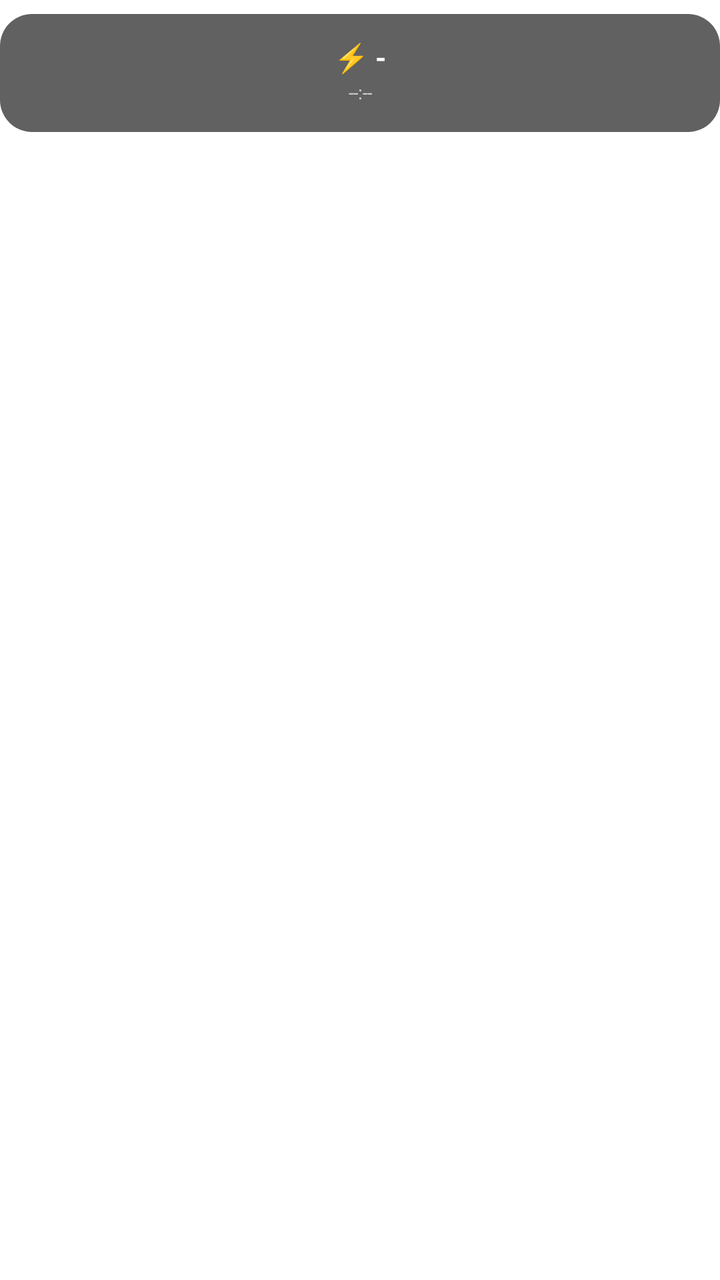
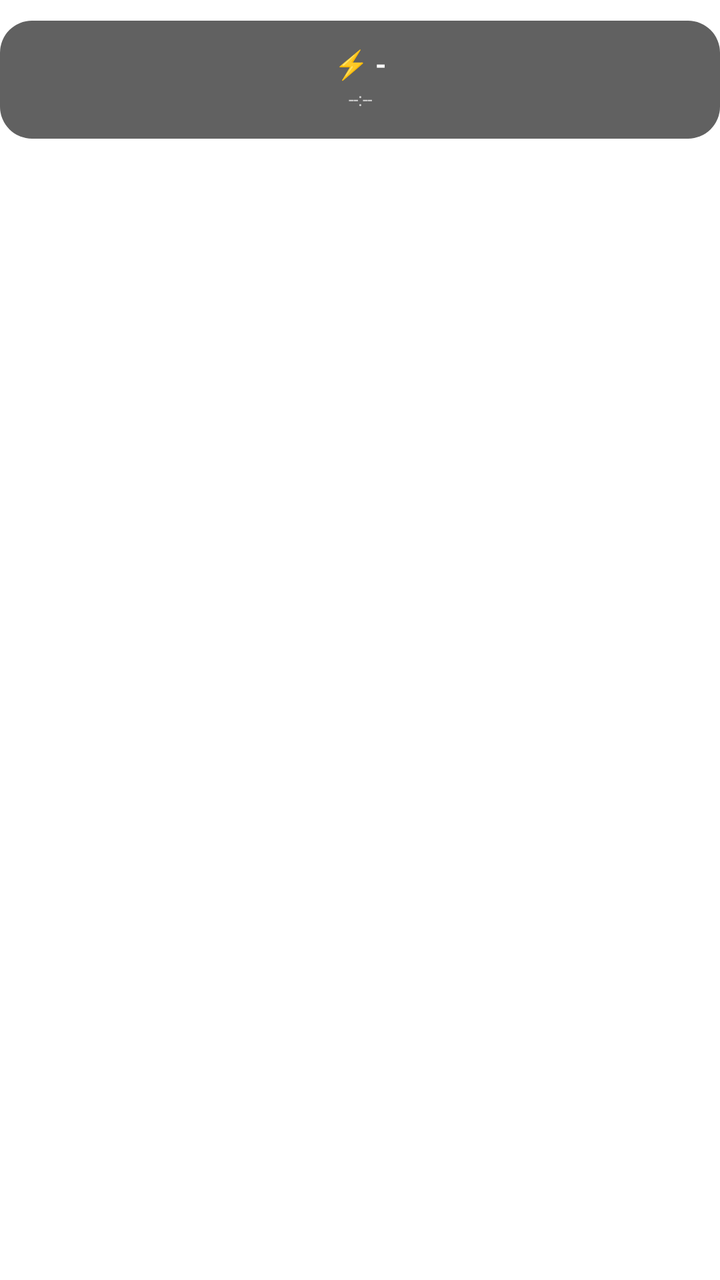

Before-and-after screenshots of an Android layout around one commit, followed by the original layout XML and the change that was made.
<!-- AndroidManifest.xml: fallback theme Theme.MaterialComponents.DayNight.NoActionBar -->
<!-- res/layout/price_widget.xml -->
<?xml version="1.0" encoding="utf-8"?>
<FrameLayout xmlns:android="http://schemas.android.com/apk/res/android"
    android:layout_width="match_parent"
    android:layout_height="match_parent">

    <FrameLayout
        android:id="@+id/widget_root"
        android:layout_width="match_parent"
        android:layout_height="wrap_content"
        android:layout_gravity="top"
        android:layout_marginTop="7dp"
        android:layout_marginStart="0dp"
        android:layout_marginEnd="0dp"
        android:background="@drawable/widget_background_unknown">

        <LinearLayout
            android:id="@+id/content_container"
            android:layout_width="match_parent"
            android:layout_height="wrap_content"
            android:layout_gravity="center"
            android:orientation="vertical">

            <TextView
                android:id="@+id/price_text"
                android:layout_width="match_parent"
                android:layout_height="wrap_content"
                android:gravity="center"
                android:includeFontPadding="false"
                android:maxLines="1"
                android:paddingStart="6dp"
                android:paddingEnd="6dp"
                android:paddingTop="14dp"
                android:paddingBottom="2dp"
                android:textColor="@color/widget_text_color"
                android:textStyle="bold"
                android:autoSizeTextType="uniform"
                android:autoSizeMinTextSize="8sp"
                android:autoSizeMaxTextSize="20sp"
                android:autoSizeStepGranularity="1sp"
                android:text="@string/price_unavailable" />

            <TextView
                android:id="@+id/last_updated_text"
                android:layout_width="match_parent"
                android:layout_height="wrap_content"
                android:gravity="center"
                android:includeFontPadding="false"
                android:maxLines="1"
                android:paddingStart="6dp"
                android:paddingEnd="6dp"
                android:paddingTop="2dp"
                android:paddingBottom="14dp"
                android:textColor="@color/widget_secondary_text_color"
                android:textSize="9sp"
                android:text="@string/time_placeholder" />

        </LinearLayout>

        <ProgressBar
            android:id="@+id/loading_indicator"
            android:layout_width="wrap_content"
            android:layout_height="wrap_content"
            android:layout_gravity="center"
            android:layout_marginTop="16dp"
            android:layout_marginBottom="16dp"
            android:indeterminate="true"
            android:indeterminateTint="@color/widget_text_color"
            android:visibility="gone"
            style="?android:attr/progressBarStyleSmall" />

    </FrameLayout>

</FrameLayout>
<!-- resources referenced by this layout -->
<resources>
  <color name="widget_secondary_text_color">#B3FFFFFF</color>
  <color name="widget_text_color">#FFFFFF</color>
  <!-- drawable widget_background_unknown (drawable) -->
  <?xml version="1.0" encoding="utf-8"?>
  <shape xmlns:android="http://schemas.android.com/apk/res/android"
      android:shape="rectangle">
      <solid android:color="@color/price_unknown_color" />
      <corners android:radius="16dp" />
  </shape>
  <string name="price_unavailable">⚡ -</string>
  <string name="time_placeholder">--:--</string>
  <color name="price_unknown_color">#616161</color>
</resources>

<!-- the commit's change to res/layout/price_widget.xml (unified diff, before → after) -->
@@ -8,7 +8,7 @@
         android:layout_width="match_parent"
         android:layout_height="wrap_content"
         android:layout_gravity="top"
-        android:layout_marginTop="7dp"
+        android:layout_marginTop="10.2dp"
         android:layout_marginStart="0dp"
         android:layout_marginEnd="0dp"
         android:background="@drawable/widget_background_unknown">
